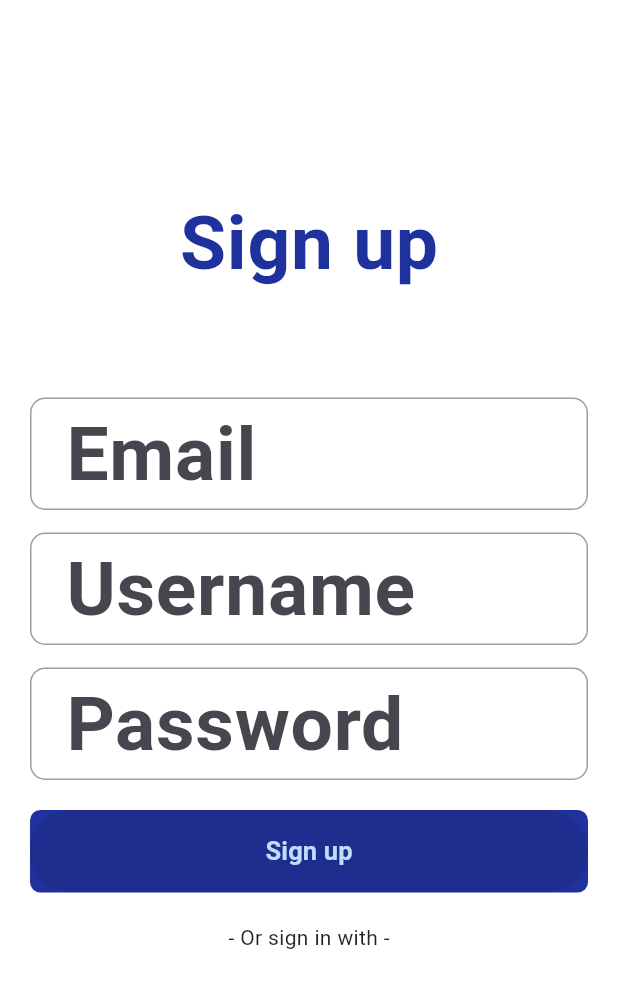
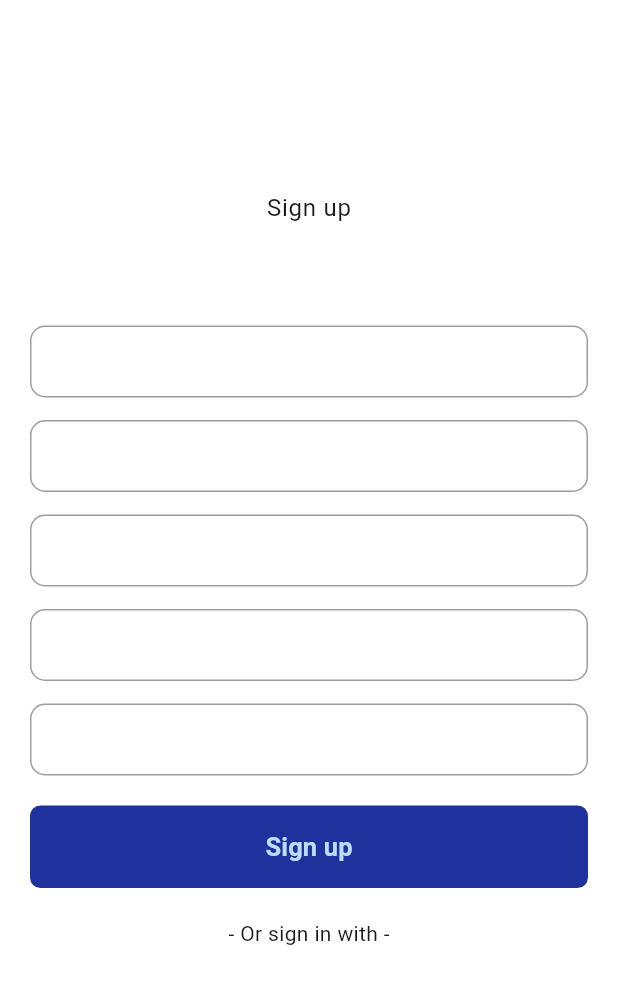
Before and after one commit to Hisham079/Chat-App, a Flutter app: the screen it shows after launch, after a tap on "Sign up", on a phone screen of 412 x 824 dp. Shown: the top 988 px of the screen. Run offline on Flutter 3.47's test engine with Material 3 defaults, Android fonts, the phone set to English and light mode, and no system bars; our stand-ins replace chat_bubbles, flutter_otp_text_field, flutter_riverpod, flutter_svg, freezed_annotation, google_fonts and 1 more; generated files the repository leaves out were written again.

Commit message:
second commit

```diff
--- a/lib/data/api/base_url.dart
+++ b/lib/data/api/base_url.dart
@@ -1,7 +1,9 @@
 class BaseUrl {
-  static String baseUrl = 'http://192.168.1.4:8000/';
+  static String baseUrl = 'http://192.168.1.10:8000/';
 
 }
 class Api{
   static String loginUrl = 'api/auth/login';
+  static String registerUrl = 'api/auth/register';
+  static String otpUrl = 'api/auth/verifyotp';
 }
--- a/lib/main.dart
+++ b/lib/main.dart
@@ -1,9 +1,10 @@
 import 'package:chaty/module/auth/login_view.dart';
 import 'package:chaty/utils/themes/app_themes.dart';
 import 'package:flutter/material.dart';
+import 'package:flutter_riverpod/flutter_riverpod.dart';
 
 void main() {
-  runApp(const MyApp());
+  runApp(const ProviderScope(child: MyApp()));
 }
 
 final ValueNotifier<ThemeMode> themeNotifier = ValueNotifier(ThemeMode.light);
@@ -22,7 +23,7 @@ class MyApp extends StatelessWidget {
             theme: AppThemes.lightTheme,
             darkTheme: AppThemes.darkTheme,
             themeMode: value,
-            home: const LoginView());
+            home:  LoginView());
       },
     );
   }
--- a/lib/module/auth/login_view.dart
+++ b/lib/module/auth/login_view.dart
@@ -3,18 +3,42 @@ import 'package:chaty/main.dart';
 import 'package:chaty/module/auth/components/custom_icon_button.dart';
 import 'package:chaty/module/auth/signup_view.dart';
 import 'package:chaty/module/home/home_view.dart';
+
+import 'package:chaty/services/auth_repository/auth_repository.dart';
 import 'package:chaty/utils/common/gradial_button.dart';
 import 'package:chaty/utils/common/custom_field.dart';
 import 'package:chaty/utils/common/space.dart';
 import 'package:flutter/material.dart';
+import 'package:flutter_riverpod/flutter_riverpod.dart';
 
-class LoginView extends StatelessWidget {
-  const LoginView({super.key});
+class LoginView extends ConsumerWidget {
+  LoginView({super.key});
+  TextEditingController _emailController = TextEditingController();
+  TextEditingController _passwordController = TextEditingController();
 
   @override
-  Widget build(BuildContext context) {
+  Widget build(BuildContext context, WidgetRef ref) {
+    final authState = ref.watch(authenticationProvider);
+    ref.listen(authenticationProvider, (previous, next) {
+      if (next == AuthenticationState.success) {
+        Navigator.of(context).push(MaterialPageRoute(
+          builder: (context) => const HomeView(),
+        ));
+      } else if (next == AuthenticationState.error) {
+        // Show error message
+        ScaffoldMessenger.of(context).showSnackBar(
+          SnackBar(
+              backgroundColor: Colors.red,
+              content: Text(
+                  ref.read(authenticationProvider.notifier).errorMessage ??
+                      'An unknown error occurred',
+                  style: TextStyle(color: Colors.black))),
+        );
+      }
+    });
+
     return Scaffold(
-      backgroundColor: Theme.of(context).backgroundColor,
+      backgroundColor: Theme.of(context).scaffoldBackgroundColor,
       appBar: AppBar(
         title: Text(
           'Login',
@@ -44,41 +68,53 @@ class LoginView extends StatelessWidget {
             // Image.asset('assets/images/signin_balls.png'),
             Text(
               'Sign in',
-              style: Theme.of(context).textTheme.bodyText1,
+              style: Theme.of(context).textTheme.bodyLarge,
             ),
             verticalSpace(30),
             Align(
               alignment: Alignment.topLeft,
               child: Text(
                 'Login to your Account',
-                style: Theme.of(context).textTheme.subtitle1,
+                style: Theme.of(context).textTheme.bodyMedium,
               ),
             ).paddingOnly(left: 10),
 
-            const SizedBox(height: 15),
-            const CustomField(hintText: 'Email'),
-            const SizedBox(height: 15),
-            const CustomField(hintText: 'Password'),
-            const SizedBox(height: 20),
+            verticalSpace(15),
+            CustomField(controller: _emailController, hintText: 'Email'),
+            verticalSpace(15),
+            CustomField(controller: _passwordController, hintText: 'Password'),
+            verticalSpace(20),
             GradientButton(
-              title: 'Sign in',
-              onPressed: () => Navigator.push(
-                  context,
-                  MaterialPageRoute(
-                    builder: (context) => const HomeView(),
-                  )),
-            ),
+                title: authState == AuthenticationState.loading
+                    ? CircularProgressIndicator(
+                        color: Colors.white,
+                      )
+                    : Text(
+                        'Sign in',
+                        style: TextStyle(
+                            fontWeight: FontWeight.w600,
+                            fontSize: 17,
+                            color: Theme.of(context).primaryColorLight),
+                      ),
+                onPressed: () {
+                  // to call the "addTodo" method.
+                  ref
+                      .read(authenticationProvider.notifier)
+                      .login(_emailController.text, _passwordController.text);
+                  // ref.read(authenticationProvider(
+                  //     _emailController.text, _passwordController.text).);
+                }),
             const SizedBox(height: 20),
             Row(
               mainAxisAlignment: MainAxisAlignment.center,
               children: [
                 const Text("Don't have an account?"),
                 TextButton(
-                    onPressed: () => Navigator.push(
-                        context,
-                        MaterialPageRoute(
-                          builder: (context) => const SignupView(),
-                        )),
+                    onPressed: () {
+                      Navigator.of(context).push(MaterialPageRoute(
+                        builder: (context) => SignupView(),
+                      ));
+                    },
                     child: const Text('Sign up'))
               ],
             ),
--- a/lib/module/auth/signup_view.dart
+++ b/lib/module/auth/signup_view.dart
@@ -1,17 +1,41 @@
 import 'package:chaty/extension/padding_extension.dart';
 import 'package:chaty/module/auth/components/custom_icon_button.dart';
+import 'package:chaty/module/auth/otp_view.dart';
+import 'package:chaty/services/register_repository/register_repository.dart';
 import 'package:chaty/utils/common/app_colors.dart';
 import 'package:chaty/utils/common/app_text_style.dart';
 import 'package:chaty/utils/common/gradial_button.dart';
 import 'package:chaty/utils/common/custom_field.dart';
 import 'package:chaty/utils/common/space.dart';
 import 'package:flutter/material.dart';
+import 'package:flutter_riverpod/flutter_riverpod.dart';
 
-class SignupView extends StatelessWidget {
-  const SignupView({super.key});
+class SignupView extends ConsumerWidget {
+  SignupView({super.key});
+  TextEditingController _emailController = TextEditingController();
+  TextEditingController _usernameController = TextEditingController();
+  TextEditingController _passwordController = TextEditingController();
+  TextEditingController _fullnameController = TextEditingController();
+  TextEditingController _roleController = TextEditingController();
 
   @override
-  Widget build(BuildContext context) {
+  Widget build(BuildContext context, WidgetRef ref) {
+    final registerState = ref.watch(registerProvider);
+    ref.listen(
+      registerProvider,
+      (previous, next) {
+        if (next == RegisterState.success) {
+          Navigator.of(context).push(MaterialPageRoute(
+            builder: (context) =>  OtpView(),
+          ));
+          ScaffoldMessenger.of(context)
+              .showSnackBar(const SnackBar(content: Text('Success')));
+        } else if (next == RegisterState.error) {
+          ScaffoldMessenger.of(context).showSnackBar(SnackBar(
+              content: Text(ref.read(registerProvider.notifier).errorMessage)));
+        }
+      },
+    );
     return Scaffold(
       body: Center(
         child: SingleChildScrollView(
@@ -22,7 +46,7 @@ class SignupView extends StatelessWidget {
             // Image.asset('assets/images/signin_balls.png'),
             Text(
               'Sign up',
-              style: Theme.of(context).textTheme.bodyText1,
+              style: Theme.of(context).textTheme.bodyLarge,
             ),
             verticalSpace(30),
             Align(
@@ -35,16 +59,49 @@ class SignupView extends StatelessWidget {
             ).paddingOnly(left: 10),
 
             const SizedBox(height: 15),
-            const CustomField(hintText: 'Email'),
+            CustomField(
+              hintText: 'Email',
+              controller: _emailController,
+            ),
             const SizedBox(height: 15),
-            const CustomField(hintText: 'Username'),
+            CustomField(
+              hintText: 'Username',
+              controller: _usernameController,
+            ),
             const SizedBox(height: 15),
-            const CustomField(hintText: 'Password'),
+            CustomField(
+              hintText: 'Password',
+              controller: _passwordController,
+            ),
+            const SizedBox(height: 15),
+            CustomField(
+              hintText: 'Full name',
+              controller: _fullnameController,
+            ),
+            const SizedBox(height: 15),
+            CustomField(
+              hintText: 'Role',
+              controller: _roleController,
+            ),
             const SizedBox(height: 20),
-            GradientButton(title: 'Sign up'),
+            GradientButton(
+              title: Text(
+                'Sign up',
+                style: TextStyle(
+                    fontWeight: FontWeight.w600,
+                    fontSize: 17,
+                    color: Theme.of(context).primaryColorLight),
+              ),
+              onPressed: () => ref.read(registerProvider.notifier).register(
+                  _emailController.text,
+                  _usernameController.text,
+                  _passwordController.text,
+                  _fullnameController.text,
+                  _roleController.text),
+            ),
             const SizedBox(height: 20),
 
-            Text('- Or sign in with -'),
+            const Text('- Or sign in with -'),
             verticalSpace(30),
             Row(
               mainAxisAlignment: MainAxisAlignment.center,
--- a/lib/utils/common/custom_field.dart
+++ b/lib/utils/common/custom_field.dart
@@ -3,10 +3,9 @@ import 'package:flutter/material.dart';
 
 class CustomField extends StatelessWidget {
   final String hintText;
-  const CustomField({
-    Key? key,
-    required this.hintText,
-  }) : super(key: key);
+  TextEditingController? controller;
+  CustomField({Key? key, required this.hintText, this.controller})
+      : super(key: key);
 
   @override
   Widget build(BuildContext context) {
@@ -17,6 +16,8 @@ class CustomField extends StatelessWidget {
         //     maxWidth: 400,
         //   ),
         TextFormField(
+      controller: controller,
+      style: TextStyle(color: AppColors.whiteColor),
       decoration: InputDecoration(
           contentPadding:
               const EdgeInsets.symmetric(vertical: 0.0, horizontal: 20.0),
@@ -29,13 +30,13 @@ class CustomField extends StatelessWidget {
           ),
           focusedBorder: OutlineInputBorder(
             borderSide: const BorderSide(
-            color: AppColors.gradient2,
-            width: 3,
+              color: AppColors.whiteColor,
+              width: 1,
             ),
             borderRadius: BorderRadius.circular(10),
           ),
           hintText: hintText,
-      ),
+          hintStyle: TextStyle(color: AppColors.whiteColor)),
     );
   }
 }
--- a/lib/utils/common/gradial_button.dart
+++ b/lib/utils/common/gradial_button.dart
@@ -4,7 +4,7 @@ import 'package:flutter/material.dart';
 class GradientButton extends StatelessWidget {
   GradientButton({Key? key, required this.title, this.onPressed})
       : super(key: key);
-  String title;
+  Widget title;
   void Function()? onPressed;
 
   @override
@@ -21,13 +21,7 @@ class GradientButton extends StatelessWidget {
           backgroundColor: Colors.transparent,
           shadowColor: Colors.transparent,
         ),
-        child: Text(
-          title,
-          style: TextStyle(
-              fontWeight: FontWeight.w600,
-              fontSize: 17,
-              color: Theme.of(context).primaryColorLight),
-        ),
+        child: title
       ),
     );
   }
--- a/lib/utils/themes/app_themes.dart
+++ b/lib/utils/themes/app_themes.dart
@@ -5,17 +5,18 @@ import 'package:flutter/material.dart';
 class AppThemes {
   static final lightTheme = ThemeData(
     brightness: Brightness.light,
-    backgroundColor: AppColors.whiteColor,
+    // backgroundColor: AppColors.whiteColor,
     primaryColor: AppColors.primeryColor,
     scaffoldBackgroundColor: AppColors.whiteColor,
-    textTheme: const TextTheme(
-        bodyText1: TextStyle(
-            fontWeight: FontWeight.bold,
-            fontSize: 50,
-            color: AppColors.blueColor),
-        bodyText2: TextStyle(color: Colors.black87),
-        headline6: TextStyle(color: Colors.black, fontSize: 20),
-        subtitle1: TextStyle(color: Colors.black)),
+    // textTheme: const TextTheme(
+    //     bodyLarge: TextStyle(
+    //         fontWeight: FontWeight.bold,
+    //         fontSize: 50,
+    //         color: AppColors.blueColor),
+    //     bodyMedium: TextStyle(color: Colors.black87),
+    //     // headline6: TextStyle(color: Colors.black, fontSize: 20),
+    //     // subtitle1: TextStyle(color: Colors.black)
+    //     ),
     buttonTheme: const ButtonThemeData(
         buttonColor: AppColors.primeryColor,
         textTheme: ButtonTextTheme.primary),
@@ -25,18 +26,19 @@ class AppThemes {
         titleTextStyle: AppTextStyle.nunito12w400),
   );
   static final darkTheme = ThemeData(
-    backgroundColor: AppColors.backgroundColor,
+    scaffoldBackgroundColor: AppColors.backgroundColor,
     brightness: Brightness.dark,
     primaryColor:
         AppColors.primeryColor, // Define your primary color in AppColors
-    scaffoldBackgroundColor: Colors.black,
+    // scaffoldBackgroundColor: Colors.black,
     primaryColorLight: Colors.white,
-    textTheme: TextTheme(
-        bodyText1: TextStyle(
-            fontWeight: FontWeight.bold, fontSize: 50, color: Colors.white),
-        bodyText2: TextStyle(color: Colors.white70),
-        headline6: TextStyle(color: Colors.white, fontSize: 20),
-        subtitle1: TextStyle(color: Colors.white)),
+    // textTheme: TextTheme(
+    //     bodyLarge: TextStyle(
+    //         fontWeight: FontWeight.bold, fontSize: 50, color: Colors.white),
+    //     bodyMedium: TextStyle(color: Colors.white70),
+    //     // headline6: TextStyle(color: Colors.white, fontSize: 20),
+    //     // subtitle1: TextStyle(color: Colors.white)
+    //     ),
     buttonTheme: const ButtonThemeData(
       buttonColor: Colors.white,
       textTheme: ButtonTextTheme.primary,
```
Also changed, not shown: lib/model/loginmodel.dart (added, +13 -0 lines), lib/model/signin_model.dart (deleted, +0 -18 lines), lib/module/auth/otp_view.dart (added, +99 -0 lines), lib/services/auth_repository/auth_repository.dart (+70 -62 lines), lib/services/otp_repository/otp_repository.dart (added, +43 -0 lines), lib/services/register_repository/register_repository.dart (added, +57 -0 lines), pubspec.yaml (+9 -0 lines), lib/model/loginmodel.freezed.dart (added), lib/model/loginmodel.g.dart (added), lib/services/auth_repository/auth_repository.g.dart (added), lib/services/otp_repository/otp_repository.g.dart (added), lib/services/register_repository/register_repository.g.dart (added), pubspec.lock. Lines whose indentation alone changed are shown as unchanged.
